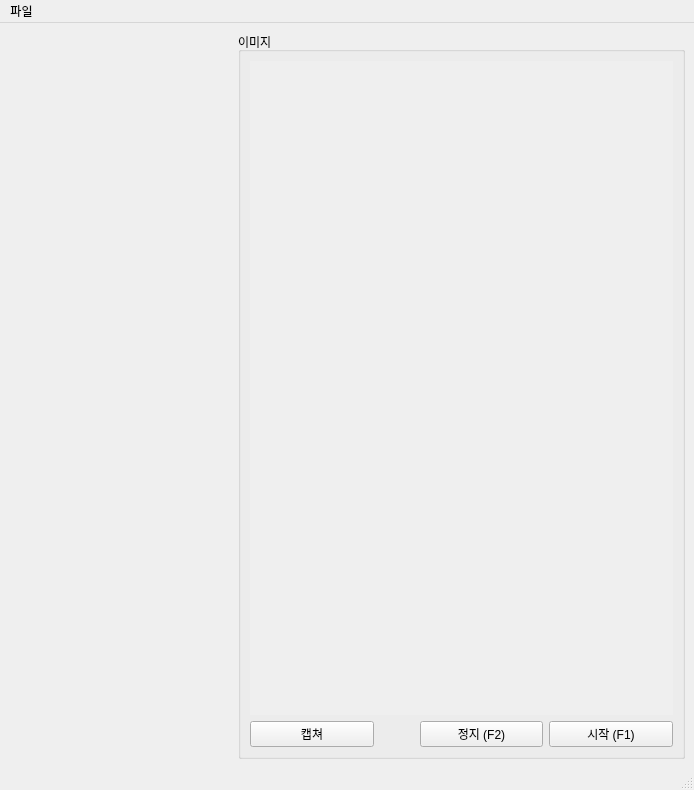
gyuha/capture-macro2, file ui/main_window.ui: the form before one commit.
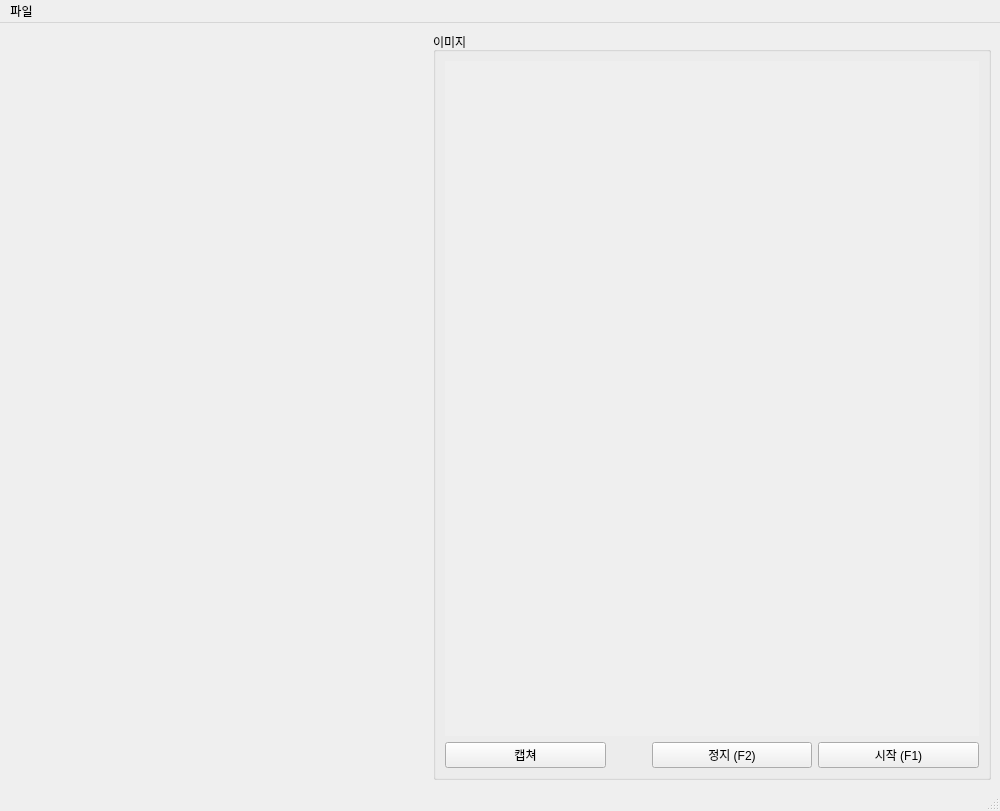
The form after the commit. Custom widgets are drawn as their Qt base class.

```diff
--- a/ui/main_window.ui
+++ b/ui/main_window.ui
@@ -6,15 +6,21 @@
    <rect>
     <x>0</x>
     <y>0</y>
-    <width>694</width>
-    <height>790</height>
+    <width>928</width>
+    <height>811</height>
    </rect>
   </property>
   <property name="windowTitle">
    <string>캡쳐 매크로</string>
   </property>
   <widget class="QWidget" name="centralwidget">
-   <layout class="QHBoxLayout" name="horizontalLayout_2" stretch="2,4">
+   <property name="minimumSize">
+    <size>
+     <width>1000</width>
+     <height>0</height>
+    </size>
+   </property>
+   <layout class="QHBoxLayout" name="horizontalLayout_2" stretch="3,4">
     <item>
      <layout class="QVBoxLayout" name="verticalLayout" stretch="2,3,5">
       <item>
@@ -157,7 +163,7 @@
     <rect>
      <x>0</x>
      <y>0</y>
-     <width>694</width>
+     <width>928</width>
      <height>33</height>
     </rect>
    </property>
```
